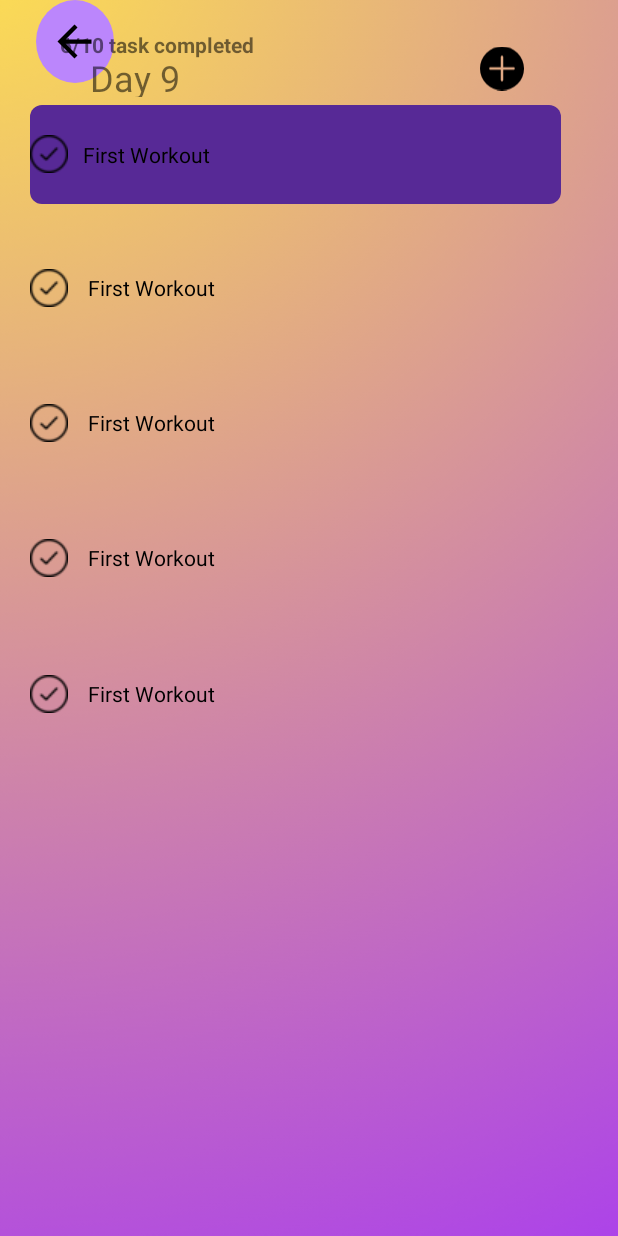
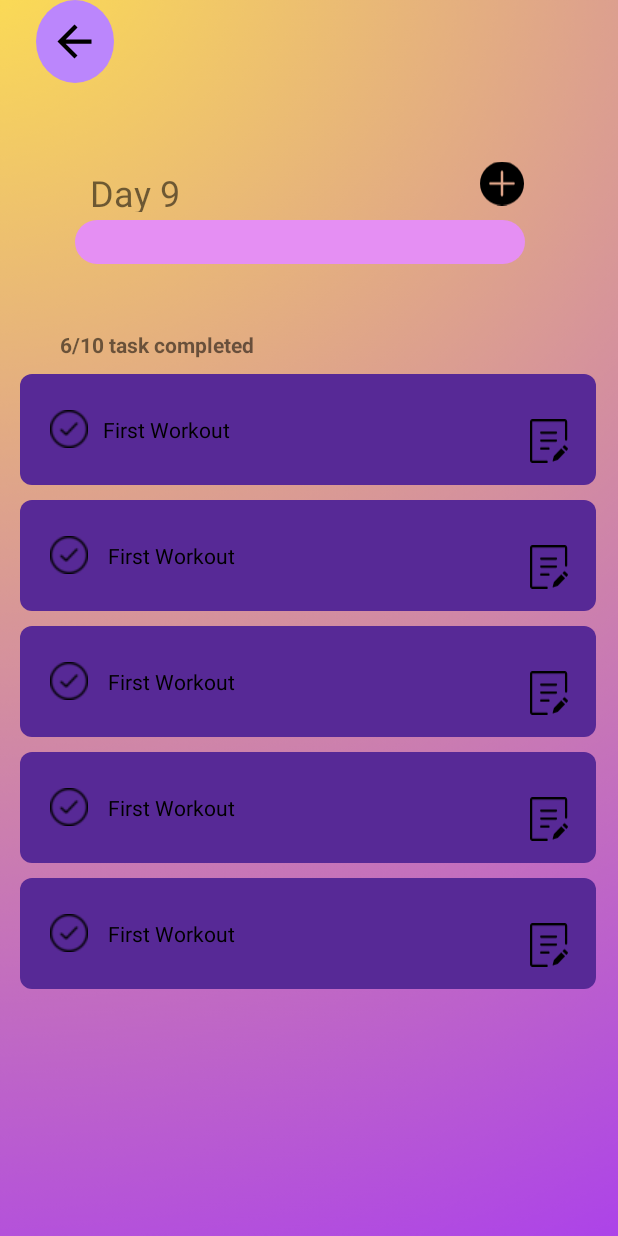
Before and after one commit to MIMIezno/abc, an Android app: the Reminder screen opened directly, with no data from a screen before it, on a phone screen of 412 x 824 dp. Run offline under Robolectric (Android 15) with nearby library versions, the phone set to English and light mode, and no system bars.

Commit message:
reminder with a circle checkbox (new)

```diff
--- a/app/src/main/res/layout/activity_reminder.xml
+++ b/app/src/main/res/layout/activity_reminder.xml
@@ -28,10 +28,12 @@
     </LinearLayout>
 
     <RelativeLayout
+        android:id="@+id/relativeLayout6"
         android:layout_width="411dp"
         android:layout_height="112dp"
-        tools:layout_editor_absoluteX="0dp"
-        tools:layout_editor_absoluteY="102dp">
+        android:layout_marginTop="21dp"
+        app:layout_constraintStart_toStartOf="parent"
+        app:layout_constraintTop_toBottomOf="@+id/linearLayout">
 
         <ProgressBar
             android:id="@+id/progressBar"
@@ -63,13 +65,10 @@
     <LinearLayout
         android:layout_width="414dp"
         android:layout_height="509dp"
+        android:layout_marginTop="11dp"
         android:orientation="vertical"
-        tools:layout_editor_absoluteX="-3dp"
-        tools:layout_editor_absoluteY="225dp">
-
-        <RelativeLayout
-            android:layout_width="match_parent"
-            android:layout_height="match_parent">
+        app:layout_constraintStart_toStartOf="parent"
+        app:layout_constraintTop_toBottomOf="@+id/relativeLayout6">
 
         <TextView
             android:id="@+id/textView65"
@@ -80,61 +79,146 @@
             android:text="6/10 task completed"
             android:textStyle="bold" />
 
+        <RelativeLayout
+            android:layout_width="384dp"
+            android:layout_height="74dp"
+            android:layout_marginStart="13dp"
+            android:layout_marginTop="10dp"
+            android:background="@drawable/task_bg">
+
             <CheckBox
                 android:id="@+id/checkBox"
-                android:layout_width="354dp"
-                android:layout_height="66dp"
+                android:layout_width="352dp"
+                android:layout_height="58dp"
                 android:layout_marginStart="20dp"
-                android:layout_marginTop="70dp"
-                android:background="@drawable/task_bg"
+                android:layout_marginTop="8dp"
                 android:button="@drawable/custom_checkbox"
                 android:buttonTint="@color/black"
                 android:padding="10dp"
                 android:text="First Workout" />
 
+            <ImageView
+                android:id="@+id/imageView15"
+                android:layout_width="25dp"
+                android:layout_height="29dp"
+                android:layout_marginStart="340dp"
+                android:layout_marginTop="30dp"
+                app:srcCompat="@drawable/edit_document_icon" />
+
+
+        </RelativeLayout>
+
+        <RelativeLayout
+            android:layout_width="384dp"
+            android:layout_height="74dp"
+            android:layout_marginStart="13dp"
+            android:layout_marginTop="10dp"
+            android:background="@drawable/task_bg">
+
             <CheckBox
                 android:id="@+id/checkBox2"
-                android:padding="10dp"
-                android:layout_width="354dp"
-                android:layout_height="64dp"
+                android:layout_width="352dp"
+                android:layout_height="58dp"
                 android:layout_marginStart="20dp"
-                android:layout_marginTop="160dp"
+                android:layout_marginTop="8dp"
                 android:button="@drawable/custom_checkbox"
                 android:buttonTint="@color/black"
+                android:padding="10dp"
                 android:text=" First Workout" />
+
+            <ImageView
+                android:id="@+id/imageView28"
+                android:layout_width="25dp"
+                android:layout_height="29dp"
+                android:layout_marginStart="340dp"
+                android:layout_marginTop="30dp"
+                app:srcCompat="@drawable/edit_document_icon" />
+
+
+        </RelativeLayout>
+
+        <RelativeLayout
+            android:layout_width="384dp"
+            android:layout_height="74dp"
+            android:layout_marginStart="13dp"
+            android:layout_marginTop="10dp"
+            android:background="@drawable/task_bg">
+
 
             <CheckBox
                 android:id="@+id/checkBox3"
-                android:padding="10dp"
-                android:layout_width="354dp"
-                android:layout_height="64dp"
+                android:layout_width="352dp"
+                android:layout_height="58dp"
                 android:layout_marginStart="20dp"
-                android:layout_marginTop="250dp"
+                android:layout_marginTop="8dp"
                 android:button="@drawable/custom_checkbox"
                 android:buttonTint="@color/black"
+                android:padding="10dp"
                 android:text=" First Workout" />
+
+            <ImageView
+                android:id="@+id/imageView35"
+                android:layout_width="25dp"
+                android:layout_height="29dp"
+                android:layout_marginStart="340dp"
+                android:layout_marginTop="30dp"
+                app:srcCompat="@drawable/edit_document_icon" />
+
+        </RelativeLayout>
+
+        <RelativeLayout
+            android:layout_width="384dp"
+            android:layout_height="74dp"
+            android:layout_marginStart="13dp"
+            android:layout_marginTop="10dp"
+            android:background="@drawable/task_bg">
 
             <CheckBox
                 android:id="@+id/checkBox4"
-                android:padding="10dp"
-                android:layout_width="354dp"
-                android:layout_height="64dp"
+                android:layout_width="352dp"
+                android:layout_height="58dp"
                 android:layout_marginStart="20dp"
-                android:layout_marginTop="340dp"
+                android:layout_marginTop="8dp"
                 android:button="@drawable/custom_checkbox"
                 android:buttonTint="@color/black"
+                android:padding="10dp"
                 android:text=" First Workout" />
+
+            <ImageView
+                android:id="@+id/imageView36"
+                android:layout_width="25dp"
+                android:layout_height="29dp"
+                android:layout_marginStart="340dp"
+                android:layout_marginTop="30dp"
+                app:srcCompat="@drawable/edit_document_icon" />
+
+        </RelativeLayout>
+
+        <RelativeLayout
+            android:layout_width="384dp"
+            android:layout_height="74dp"
+            android:layout_marginStart="13dp"
+            android:layout_marginTop="10dp"
+            android:background="@drawable/task_bg">
 
             <CheckBox
                 android:id="@+id/checkBox5"
-                android:layout_width="354dp"
-                android:layout_height="65dp"
-                android:padding="10dp"
+                android:layout_width="352dp"
+                android:layout_height="58dp"
                 android:layout_marginStart="20dp"
-                android:layout_marginTop="430dp"
+                android:layout_marginTop="8dp"
                 android:button="@drawable/custom_checkbox"
                 android:buttonTint="@color/black"
+                android:padding="10dp"
                 android:text=" First Workout" />
+
+            <ImageView
+                android:id="@+id/imageView37"
+                android:layout_width="25dp"
+                android:layout_height="29dp"
+                android:layout_marginStart="340dp"
+                android:layout_marginTop="30dp"
+                app:srcCompat="@drawable/edit_document_icon" />
 
 
         </RelativeLayout>
```
Lines whose indentation alone changed are shown as unchanged.
